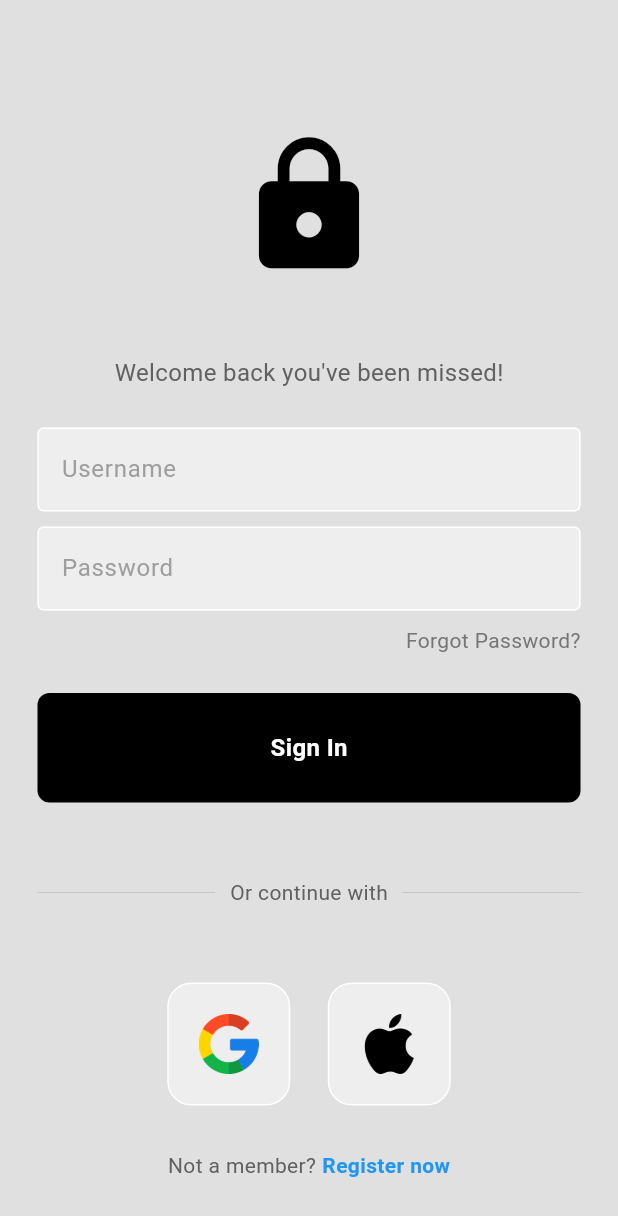
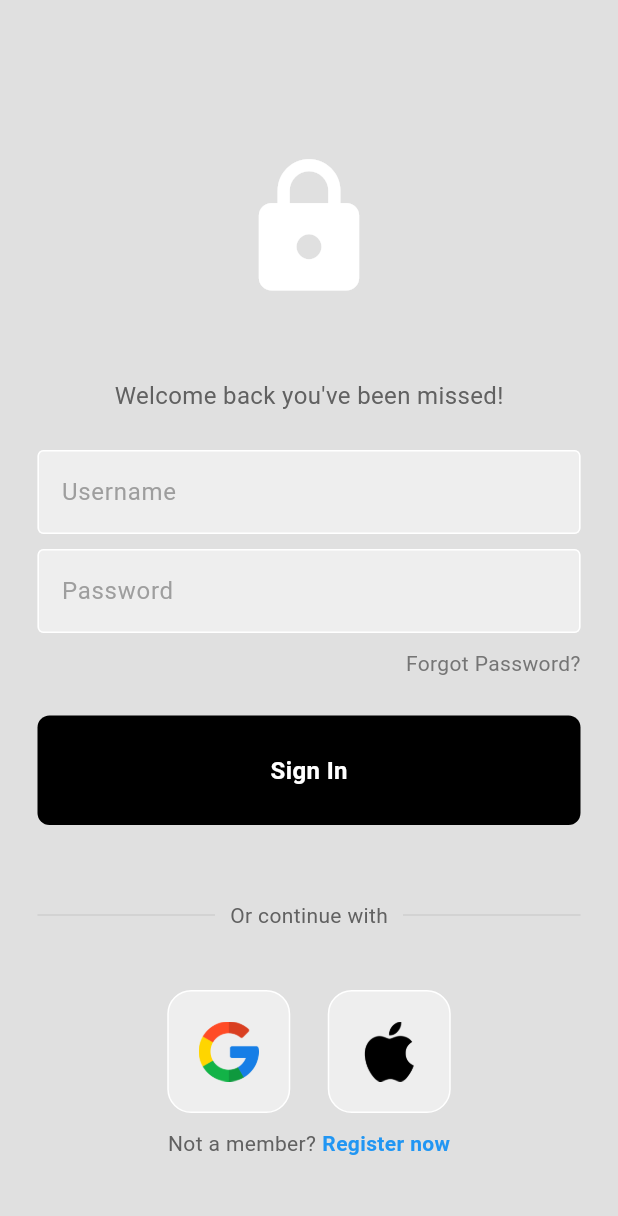
Before and after one commit to NguyenNhatHuynh/todo-app-dart, a Flutter app: the screen it shows after launch, on a phone screen of 412 x 824 dp. Shown: the top 1216 px of the screen. Run offline on Flutter 3.47's test engine with Material 3 defaults, Android fonts, the light colour scheme and no system bars.

Commit message:
login ui fin

```diff
--- a/lib/pages/login_page.dart
+++ b/lib/pages/login_page.dart
@@ -27,7 +27,6 @@ class LoginPage extends StatelessWidget {
               const Icon(
                 Icons.lock,
                 size: 100,
-                color: Colors.black,
               ),
 
               const SizedBox(height: 50),
@@ -112,7 +111,7 @@ class LoginPage extends StatelessWidget {
                 ),
               ),
 
-              const SizedBox(height: 50),
+              const SizedBox(height: 40),
 
               // google + apple sign in buttons
               Row(
@@ -128,7 +127,7 @@ class LoginPage extends StatelessWidget {
                 ],
               ),
 
-              const SizedBox(height: 30),
+              const SizedBox(height: 10),
 
               // not a member ? register now
               Row(
```
